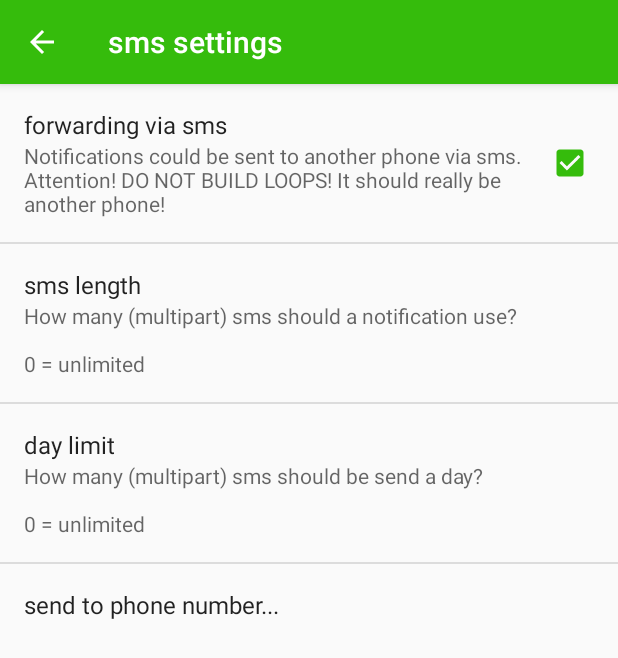
After one commit to no-go/NotifyRelay, an Android app: the PreferencesActivity screen opened directly, with no data from a screen before it, on a phone screen of 412 x 824 dp. The commit adds this screen. Shown: the top 658 px of the screen. Run offline under Robolectric (Android 15) with nearby library versions, the phone set to English and light mode, and no system bars.

Commit message:
first steps to add more format settings, blacklist and forwarding via sms

```diff
--- a/app/src/main/AndroidManifest.xml
+++ b/app/src/main/AndroidManifest.xml
@@ -5,6 +5,7 @@
     <uses-permission android:name="android.permission.ACCESS_NETWORK_STATE" />
     <uses-permission android:name="android.permission.INTERNET" />
     <uses-permission android:name="android.permission.ACCESS_WIFI_STATE" />
+    <uses-permission android:name="android.permission.SEND_SMS" />
 
     <application
         android:allowBackup="true"
@@ -20,6 +21,10 @@
             </intent-filter>
         </activity>
 
+        <activity
+            android:name="click.dummer.notify_to_jabber.PreferencesActivity"
+            android:parentActivityName="click.dummer.notify_to_jabber.MainActivity" />
+
         <service android:name="click.dummer.notify_to_jabber.NotificationService"
             android:permission="android.permission.BIND_NOTIFICATION_LISTENER_SERVICE">
             <intent-filter>
--- /dev/null
+++ b/app/src/main/java/click/dummer/notify_to_jabber/IntEditPreference.java
@@ -0,0 +1,33 @@
+package click.dummer.notify_to_jabber;
+
+import android.content.Context;
+import android.preference.EditTextPreference;
+import android.util.AttributeSet;
+
+public class IntEditPreference extends EditTextPreference {
+
+    public IntEditPreference(Context context) {
+        super(context);
+    }
+
+    public IntEditPreference(Context context, AttributeSet attrs) {
+        super(context, attrs);
+    }
+
+    public IntEditPreference(Context context, AttributeSet attrs, int defStyle) {
+        super(context, attrs, defStyle);
+    }
+
+    @Override
+    protected String getPersistedString(String defaultReturnValue) {
+        return String.valueOf(getPersistedInt(0));
+    }
+
+    @Override
+    protected boolean persistString(String value) {
+        if (value.equals("")) value="0";
+        int val = Integer.valueOf(value);
+        if (val < 0) val = 0;
+        return persistInt(val);
+    }
+}
--- /dev/null
+++ b/app/src/main/java/click/dummer/notify_to_jabber/MyPreferenceFragment.java
@@ -0,0 +1,13 @@
+package click.dummer.notify_to_jabber;
+
+import android.os.Bundle;
+import android.preference.PreferenceFragment;
+
+public class MyPreferenceFragment extends PreferenceFragment {
+
+    @Override
+    public void onCreate(Bundle savedInstanceState) {
+        super.onCreate(savedInstanceState);
+        addPreferencesFromResource(R.xml.preferences);
+    }
+}
--- /dev/null
+++ b/app/src/main/java/click/dummer/notify_to_jabber/PreferencesActivity.java
@@ -0,0 +1,32 @@
+package click.dummer.notify_to_jabber;
+
+import android.os.Bundle;
+import android.support.v4.app.NavUtils;
+import android.support.v7.app.ActionBar;
+import android.support.v7.app.AppCompatActivity;
+import android.view.MenuItem;
+
+public class PreferencesActivity extends AppCompatActivity {
+
+    @Override
+    public boolean onOptionsItemSelected(MenuItem item) {
+        switch (item.getItemId()) {
+            case android.R.id.home:
+                NavUtils.navigateUpFromSameTask(this);
+                return true;
+            default:
+                return super.onOptionsItemSelected(item);
+        }
+    }
+
+    @Override
+    protected void onCreate(Bundle savedInstanceState) {
+        super.onCreate(savedInstanceState);
+        setContentView(R.layout.pref_main);
+        ActionBar ab = getSupportActionBar();
+        if (ab != null) {
+            ab.setDisplayHomeAsUpEnabled(true);
+            ab.setTitle(getString(R.string.settings));
+        }
+    }
+}
--- /dev/null
+++ b/app/src/main/res/layout/pref_main.xml
@@ -0,0 +1,14 @@
+<?xml version="1.0" encoding="utf-8"?>
+<RelativeLayout xmlns:android="http://schemas.android.com/apk/res/android"
+    android:layout_width="match_parent"
+    android:layout_height="match_parent"
+    xmlns:tools="http://schemas.android.com/tools"
+    tools:context=".MainActivity">
+
+<fragment
+    android:id="@+id/fragment"
+    android:name="click.dummer.notify_to_jabber.MyPreferenceFragment"
+    android:layout_width="wrap_content"
+    android:layout_height="wrap_content"
+    android:layout_centerHorizontal="true" />
+</RelativeLayout>
--- a/app/src/main/res/values/strings.xml
+++ b/app/src/main/res/values/strings.xml
@@ -16,4 +16,23 @@
     <string name="fingerprint_stored">new SSL fingerprint stored</string>
     <string name="fingerprint_may_bad">+++ NEW FINGERPRINT MAYBE BAD +++\n%s\n\nMake formular field clear to store new fingerprint.</string>
     <string name="loop_warning">Caution! The creation of a forwarding should not lead to a loop! Sending notifications to a Jabber account that has a client set up on this phone can lead to endless new notifications! In this case you can e.g. switch off the mobile phone, remove the SIM card or select the flight mode to reconfigure the app.</string>
+
+    <string name="opt_sourcename">add app name</string>
+    <string name="opt_time">add time</string>
+    <string name="opt_time1">dd.MM. HH:mm:ss</string>
+    <string name="opt_time2">dd.MM. HH:mm</string>
+    <string name="opt_time3">HH:mm</string>
+    <string name="opt_time4">timestamp</string>
+    <string name="opt_blacklist">blacklist</string>
+
+    <string name="settings">sms settings</string>
+    <string name="opt_sms">forwarding via sms</string>
+
+    <string name="sms_hint">Notifications could be sent to another phone via sms. Attention! DO NOT BUILD LOOPS! It should really be another phone!</string>
+    <string name="sms_maxparts">sms length</string>
+    <string name="sms_maxparts_hint">How many (multipart) sms should a notification use?\n\n0 = unlimited</string>
+    <string name="sms_daily">day limit</string>
+    <string name="sms_daily_hint">How many (multipart) sms should be send a day?\n\n0 = unlimited</string>
+    <string name="sms_nr">send to phone number...</string>
+
 </resources>
--- /dev/null
+++ b/app/src/main/res/xml/preferences.xml
@@ -0,0 +1,31 @@
+<?xml version="1.0" encoding="utf-8"?>
+<PreferenceScreen xmlns:android="http://schemas.android.com/apk/res/android">
+
+    <CheckBoxPreference
+        android:key="sms_forward"
+        android:defaultValue="false"
+        android:title="@string/opt_sms"
+        android:summary="@string/sms_hint" />
+
+    <click.dummer.notify_to_jabber.IntEditPreference
+        android:key="maxparts"
+        android:title="@string/sms_maxparts"
+        android:summary="@string/sms_maxparts_hint"
+        android:numeric="integer"
+        android:defaultValue="1"
+        android:maxLength="2" />
+
+    <click.dummer.notify_to_jabber.IntEditPreference
+        android:key="maxday"
+        android:title="@string/sms_daily"
+        android:summary="@string/sms_daily_hint"
+        android:numeric="integer"
+        android:defaultValue="1"
+        android:maxLength="3" />
+
+    <EditTextPreference
+        android:key="phone"
+        android:inputType="phone"
+        android:title="@string/sms_nr" />
+
+</PreferenceScreen>
```
Also changed, not shown: app/src/main/java/click/dummer/notify_to_jabber/MainActivity.java (+17 -2 lines), app/src/main/res/menu/options.xml (added, +49 -0 lines), 1 other file.
